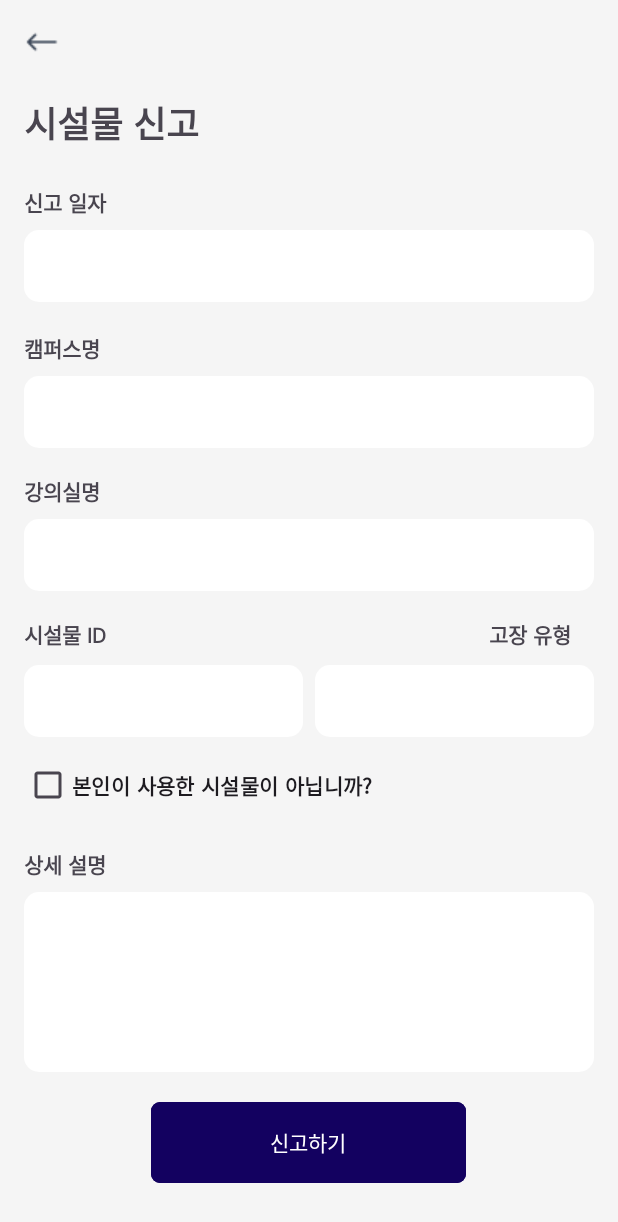
After one commit to 24-1-SKKU-SE/2024spring_42class_team12, an Android app: the ReportActivity screen opened directly, with no data from a screen before it, on a phone screen of 412 x 824 dp. The commit adds this screen. Shown: the top 1222 px of the screen. Run offline under Robolectric (Android 15) with nearby library versions, the phone set to English and light mode, and no system bars.

Commit message:
Add Report UI

```diff
--- a/FixSkkuFront/app/src/main/AndroidManifest.xml
+++ b/FixSkkuFront/app/src/main/AndroidManifest.xml
@@ -12,6 +12,9 @@
         android:supportsRtl="true"
         android:theme="@style/Theme.FixSkkuFront"
         tools:targetApi="31">
+        <activity
+            android:name=".ReportActivity"
+            android:exported="false" />
         <activity
             android:name=".UserActivity"
             android:exported="false" />
--- /dev/null
+++ b/FixSkkuFront/app/src/main/java/com/skku/fixskkufront/ReportActivity.kt
@@ -0,0 +1,27 @@
+package com.skku.fixskkufront
+
+import android.os.Bundle
+import android.widget.Button
+import android.widget.ImageView
+import androidx.activity.enableEdgeToEdge
+import androidx.appcompat.app.AppCompatActivity
+import androidx.core.view.ViewCompat
+import androidx.core.view.WindowInsetsCompat
+
+class ReportActivity : AppCompatActivity() {
+    override fun onCreate(savedInstanceState: Bundle?) {
+        super.onCreate(savedInstanceState)
+        enableEdgeToEdge()
+        setContentView(R.layout.activity_report)
+        ViewCompat.setOnApplyWindowInsetsListener(findViewById(R.id.main)) { v, insets ->
+            val systemBars = insets.getInsets(WindowInsetsCompat.Type.systemBars())
+            v.setPadding(systemBars.left, systemBars.top, systemBars.right, systemBars.bottom)
+            insets
+        }
+        val backBtn = findViewById<ImageView>(R.id.backBtn)
+        backBtn.setOnClickListener {
+            finish() // 현재 Activity를 종료하여 이전 화면으로 돌아갑니다.
+        }
+    }
+
+}
--- a/FixSkkuFront/app/src/main/java/com/skku/fixskkufront/SeatAdapter.kt
+++ b/FixSkkuFront/app/src/main/java/com/skku/fixskkufront/SeatAdapter.kt
@@ -1,11 +1,13 @@
 package com.skku.fixskkufront
 
+import android.content.Intent
 import android.view.LayoutInflater
 import android.view.View
 import android.view.ViewGroup
 import android.widget.ImageView
+import androidx.fragment.app.FragmentActivity
 import androidx.recyclerview.widget.RecyclerView
-class SeatAdapter(private val seats: List<Seat>) : RecyclerView.Adapter<SeatAdapter.SeatViewHolder>() {
+class SeatAdapter(private val seats: List<Seat>, private val activity: FragmentActivity) : RecyclerView.Adapter<SeatAdapter.SeatViewHolder>() {
 
     override fun onCreateViewHolder(parent: ViewGroup, viewType: Int): SeatViewHolder {
         val view = LayoutInflater.from(parent.context).inflate(R.layout.item_seat, parent, false)
@@ -21,6 +23,12 @@ class SeatAdapter(private val seats: List<Seat>) : RecyclerView.Adapter<SeatAdap
             seat.imageResId?.let {
                 holder.imageView.setImageResource(it)
             }
+            holder.itemView.setOnClickListener {
+                // Handle seat item click
+                val intent = Intent(activity, ReportActivity::class.java)
+                intent.putExtra("seat_image_res_id", seat.imageResId ?: 0)
+                activity.startActivity(intent)
+            }
         }
     }
 
--- a/FixSkkuFront/app/src/main/java/com/skku/fixskkufront/SeatFragment.kt
+++ b/FixSkkuFront/app/src/main/java/com/skku/fixskkufront/SeatFragment.kt
@@ -31,7 +31,7 @@ class SeatFragment : Fragment() {
         // Setup RecyclerView
         val recyclerView: RecyclerView = view.findViewById(R.id.seatRecyclerView)
         recyclerView.layoutManager = GridLayoutManager(context, 11)
-        recyclerView.adapter = SeatAdapter(getSeatData())
+        recyclerView.adapter = SeatAdapter(getSeatData(),requireActivity())
     }
 
     private fun getListData(): List<Pair<String, List<String>>> {
--- /dev/null
+++ b/FixSkkuFront/app/src/main/res/drawable/edittext_custom.xml
@@ -0,0 +1,11 @@
+<?xml version="1.0" encoding="utf-8"?>
+<shape xmlns:android="http://schemas.android.com/apk/res/android">
+    <solid android:color="@android:color/white" />
+    <corners android:radius="10dp" />
+    <padding
+        android:left="16dp"
+        android:top="8dp"
+        android:right="16dp"
+        android:bottom="8dp" />
+
+</shape>
--- /dev/null
+++ b/FixSkkuFront/app/src/main/res/layout/activity_report.xml
@@ -0,0 +1,169 @@
+<?xml version="1.0" encoding="utf-8"?>
+<ScrollView xmlns:android="http://schemas.android.com/apk/res/android"
+    xmlns:app="http://schemas.android.com/apk/res-auto"
+    android:id="@+id/main"
+    android:layout_width="match_parent"
+    android:layout_height="match_parent"
+    android:padding="16dp"
+    android:background="#F5F5F5">
+
+    <LinearLayout
+        android:layout_width="match_parent"
+        android:layout_height="wrap_content"
+        android:padding="16dp"
+        android:orientation="vertical">
+
+        <ImageView
+            android:id="@+id/backBtn"
+            android:layout_width="wrap_content"
+            android:layout_height="wrap_content"
+            app:srcCompat="@drawable/back" />
+
+        <TextView
+            android:id="@+id/reportTitle"
+            android:layout_width="wrap_content"
+            android:layout_height="wrap_content"
+            android:layout_marginTop="24dp"
+            android:fontFamily="@font/dmsans"
+            android:layout_weight="700"
+            android:text="시설물 신고"
+            android:textSize="24sp"
+            android:textStyle="bold" />
+
+        <TextView
+            android:id="@+id/textView5"
+            android:layout_width="match_parent"
+            android:layout_height="wrap_content"
+            android:layout_marginTop="24dp"
+            android:textFontWeight="700"
+            android:fontFamily="@font/dmsans"
+            android:text="신고 일자" />
+
+        <EditText
+            android:id="@+id/reportDate"
+            android:layout_width="match_parent"
+            android:layout_height="48dp"
+            android:layout_marginTop="8dp"
+            android:layout_marginBottom="8dp"
+            android:fontFamily="@font/dmsans"
+            android:background="@drawable/edittext_custom" />
+
+        <TextView
+            android:layout_width="match_parent"
+            android:layout_height="wrap_content"
+            android:layout_marginTop="12dp"
+            android:textFontWeight="700"
+            android:fontFamily="@font/dmsans"
+            android:layout_marginBottom="8dp"
+            android:text="캠퍼스명" />
+
+        <EditText
+            android:id="@+id/campusName"
+            android:layout_width="match_parent"
+            android:layout_height="48dp"
+            android:background="@drawable/edittext_custom"
+            android:fontFamily="@font/dmsans"
+            android:layout_marginBottom="8dp"/>
+
+        <TextView
+            android:layout_width="match_parent"
+            android:layout_height="wrap_content"
+            android:layout_marginTop="10dp"
+            android:textFontWeight="700"
+            android:fontFamily="@font/dmsans"
+            android:layout_marginBottom="8dp"
+            android:text="강의실명" />
+
+        <EditText
+            android:id="@+id/classroomName"
+            android:layout_width="match_parent"
+            android:layout_height="48dp"            android:background="@drawable/edittext_custom"
+            android:fontFamily="@font/dmsans"
+
+            android:layout_marginBottom="8dp"/>
+
+
+        <LinearLayout
+            android:layout_width="match_parent"
+            android:layout_height="wrap_content"
+            android:orientation="horizontal">
+            <TextView
+                android:layout_width="465px"
+                android:layout_height="wrap_content"
+                android:layout_marginTop="10dp"
+                android:textFontWeight="700"
+                android:fontFamily="@font/dmsans"
+
+                android:text="시설물 ID" />
+            <TextView
+                android:layout_width="match_parent"
+                android:layout_height="wrap_content"
+                android:layout_marginTop="10dp"
+                android:textFontWeight="700"
+                android:fontFamily="@font/dmsans"
+
+                android:text="고장 유형" />
+
+
+        </LinearLayout>
+
+        <LinearLayout
+            android:layout_width="match_parent"
+            android:layout_height="wrap_content"
+            android:orientation="horizontal"
+            android:layout_marginTop="10dp"
+            android:layout_marginBottom="8dp">
+
+            <EditText
+                android:id="@+id/facilityId"
+                android:layout_width="0dp"
+                android:layout_height="48dp"                android:fontFamily="@font/dmsans"
+                android:background="@drawable/edittext_custom"
+                android:layout_weight="1"
+              />
+
+            <EditText
+                android:id="@+id/faultType"
+                android:layout_width="0dp"
+                android:layout_height="48dp"                android:fontFamily="@font/dmsans"
+                android:background="@drawable/edittext_custom"
+                android:layout_weight="1"
+                android:layout_marginStart="8dp"/>
+        </LinearLayout>
+
+        <CheckBox
+            android:id="@+id/isUserFacility"
+            android:layout_width="wrap_content"
+            android:layout_height="wrap_content"
+            android:text="본인이 사용한 시설물이 아닙니까?"
+            android:textFontWeight="700"
+            android:fontFamily="@font/dmsans"
+            android:layout_marginBottom="8dp"/>
+        <TextView
+            android:layout_width="match_parent"
+            android:layout_height="wrap_content"
+            android:layout_marginTop="10dp"
+            android:textFontWeight="700"
+            android:fontFamily="@font/dmsans"
+            android:layout_marginBottom="8dp"
+            android:text="상세 설명" />
+        <EditText
+            android:id="@+id/additionalInfo"
+            android:layout_width="match_parent"
+            android:layout_height="wrap_content"            android:background="@drawable/edittext_custom"
+            android:minHeight="120dp"
+            android:fontFamily="@font/dmsans"
+            android:gravity="top"
+            android:layout_marginBottom="16dp"/>
+
+        <com.google.android.material.button.MaterialButton
+            android:id="@+id/reportButton"
+            android:layout_width="210dp"
+            android:layout_height="62dp"
+            app:cornerRadius="6dp"
+            android:backgroundTint="#130160"
+            android:layout_gravity="center_horizontal"
+            android:text="신고하기"
+            android:textColor="@android:color/white"/>
+    </LinearLayout>
+</ScrollView>
--- a/FixSkkuFront/app/src/main/res/values/colors.xml
+++ b/FixSkkuFront/app/src/main/res/values/colors.xml
@@ -2,7 +2,7 @@
 <resources>
     <color name="black">#FF000000</color>
     <color name="white">#FFFFFFFF</color>
-    <color name="background">#FFFFFFFF </color>
+    <color name="background">#FFF9F9F9 </color>
 
     <color name="bottom_nav_item_selected_color">#000000</color> <!-- 원하는 색상 -->
     <color name="bottom_nav_item_unselected_color">#808080</color> <!-- 원하는 색상 -->
```
Also changed, not shown: FixSkkuFront/app/src/main/res/drawable/back.png (added), FixSkkuFront/app/src/main/res/font/dmsans.ttf (added), FixSkkuFront/app/src/main/res/font/dmsans_bold.ttf (added), FixSkkuFront/app/src/main/res/font/dmsans_regular.ttf (added).
